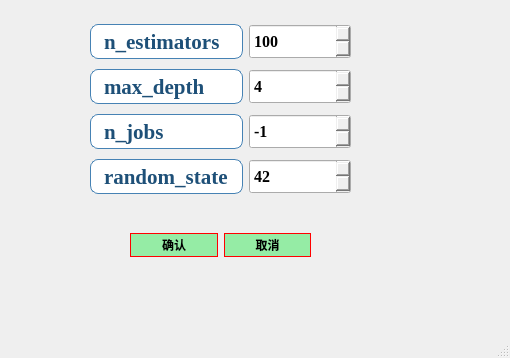
azhongege24/predict_first, file ui/algorithms2_RF_para.ui: the form before one commit.
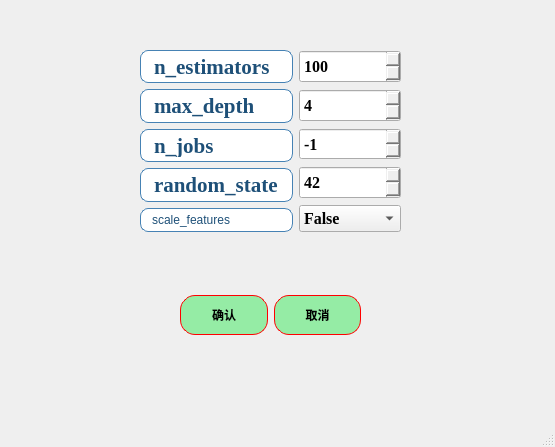
The form after the commit.

Commit message: 今天把剩下的到ET算法中的scales_features参数设置加入完成，并且相应把保存模型的功能添加一直到ET算法为止

Diff of the .ui file:
```diff
--- a/ui/algorithms2_RF_para.ui
+++ b/ui/algorithms2_RF_para.ui
@@ -6,8 +6,8 @@
    <rect>
     <x>0</x>
     <y>0</y>
-    <width>510</width>
-    <height>358</height>
+    <width>555</width>
+    <height>447</height>
    </rect>
   </property>
   <property name="windowTitle">
@@ -17,8 +17,8 @@
    <widget class="QWidget" name="layoutWidget">
     <property name="geometry">
      <rect>
-      <x>130</x>
-      <y>210</y>
+      <x>180</x>
+      <y>280</y>
       <width>181</width>
       <height>71</height>
      </rect>
@@ -26,6 +26,12 @@
     <layout class="QHBoxLayout" name="horizontalLayout">
      <item>
       <widget class="QPushButton" name="pushButton">
+       <property name="minimumSize">
+        <size>
+         <width>0</width>
+         <height>40</height>
+        </size>
+       </property>
        <property name="styleSheet">
         <string notr="true">QPushButton{
 border:1px solid red;   /*边框的粗细，颜色*/
@@ -51,6 +57,12 @@
      </item>
      <item>
       <widget class="QPushButton" name="pushButton_2">
+       <property name="minimumSize">
+        <size>
+         <width>0</width>
+         <height>40</height>
+        </size>
+       </property>
        <property name="styleSheet">
         <string notr="true">QPushButton{
 border:1px solid red;   /*边框的粗细，颜色*/
@@ -79,10 +91,10 @@
    <widget class="QWidget" name="layoutWidget">
     <property name="geometry">
      <rect>
-      <x>90</x>
-      <y>20</y>
+      <x>140</x>
+      <y>50</y>
       <width>261</width>
-      <height>181</height>
+      <height>182</height>
      </rect>
     </property>
     <layout class="QHBoxLayout" name="horizontalLayout_2">
@@ -284,6 +296,34 @@
          </property>
         </widget>
        </item>
+       <item>
+        <widget class="QLabel" name="label_2">
+         <property name="styleSheet">
+          <string notr="true">QLabel {
+    border: 1px solid rgb(70, 130, 180);   /* 增强为科研蓝边框，参考Nature期刊图表色 */
+    border-radius: 8px;
+    padding: 4px 8px;
+    background-color: rgb(255, 255, 255);  /* 纯白背景提升对比度 */
+    color: rgb(30, 80, 120);               /* 深海军蓝文字，对比度达8:1 */
+    font: bold 16pt &quot;Times New Roman&quot;;     
+    qproperty-alignment: 'AlignCenter';
+    /* 强化阴影效果 */
+}
+
+QLabel:hover {
+    border-color: rgb(0, 100, 180);        /* 悬停时使用更高饱和的科研蓝 */
+    background-color: rgb(240, 248, 255);  /* 极浅蓝悬停反馈 */
+}
+
+QLabel:pressed {
+    background-color: rgb(220, 240, 255);  /* 按压状态模拟墨水渗透效果 */
+}</string>
+         </property>
+         <property name="text">
+          <string>scale_features</string>
+         </property>
+        </widget>
+       </item>
       </layout>
      </item>
      <item>
@@ -437,6 +477,28 @@
          </property>
         </widget>
        </item>
+       <item>
+        <widget class="QComboBox" name="comboBox_scale_features">
+         <property name="font">
+          <font>
+           <family>Times New Roman</family>
+           <pointsize>12</pointsize>
+           <weight>75</weight>
+           <bold>true</bold>
+          </font>
+         </property>
+         <item>
+          <property name="text">
+           <string>False</string>
+          </property>
+         </item>
+         <item>
+          <property name="text">
+           <string>True</string>
+          </property>
+         </item>
+        </widget>
+       </item>
       </layout>
      </item>
     </layout>
```
Left out of the diff: 14 changed lines with no effect on the pictures. The commit also changes 18 other files.
